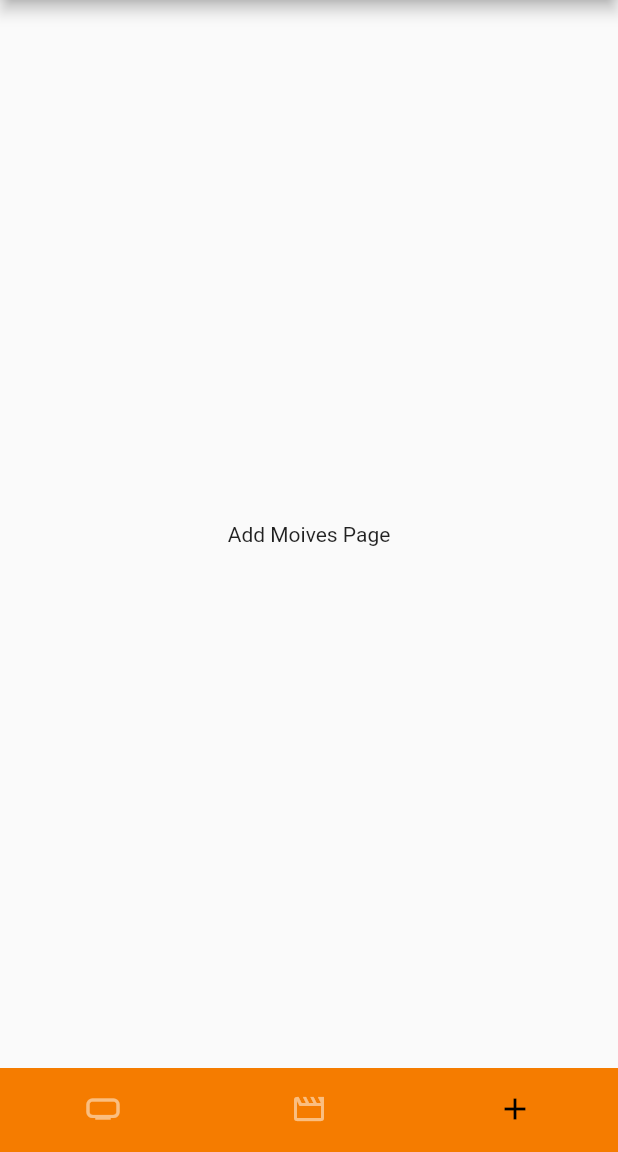
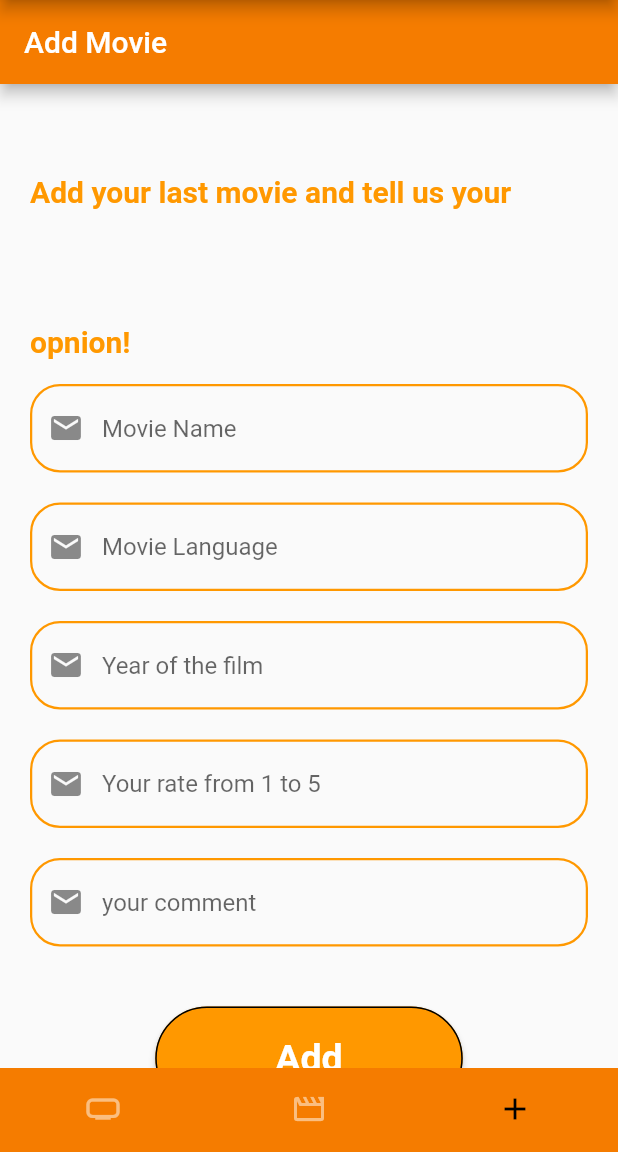
Before and after one commit to malekfouda2/Movie-Social-Suggestion-Flutter, a Flutter app: the screen it shows after launch, item 3 of the bottom bar chosen, on a phone screen of 412 x 824 dp, the part 84-1236 px from its top. Run offline on Flutter 3.47's test engine with Material 2 defaults, Android fonts, the phone set to English and light mode, and no system bars.

Commit message:
add movie update

```diff
--- a/lib/main.dart
+++ b/lib/main.dart
@@ -3,7 +3,7 @@ import 'package:index/src/LoginSceen.dart';
 import 'package:index/account.dart';
 import 'package:index/contactus.dart';
 import 'package:index/navpages/main_page.dart';
-import 'LoginSceen.dart';
+//import 'LoginSceen.dart';
 import 'my_drawer_header.dart';
 //import 'package:go_router/go_router.dart';
 
--- a/lib/navpages/add_movies.dart
+++ b/lib/navpages/add_movies.dart
@@ -1,12 +1,199 @@
-import 'package:flutter/cupertino.dart';
+import 'package:flutter/material.dart';
+class add_movies extends StatefulWidget {
+  const add_movies({super.key});
 
-class addMoviesPage extends StatelessWidget {
-  const addMoviesPage({Key? key}) : super(key: key);
+  @override
+  State <add_movies> createState() =>  add_moviesState();
+}
+
+class  add_moviesState extends State<add_movies> {
   @override
   Widget build(BuildContext context) {
-    return Container(
-        child: Center(
-      child: Text("Add Moives Page"),
-    ));
+    return Scaffold(
+
+      appBar: AppBar(
+        title: const Text('Add Movie'),
+        backgroundColor: Colors.orange[700],
+      ),
+ body: Container(
+       padding: const EdgeInsets.symmetric(horizontal: 20,),
+        width: MediaQuery.of(context).size.width,    // ba3ml el width bta3 el screen bt3ty
+        child: SingleChildScrollView(       //aham haga msh btbyn elbox elasfr f eswd ely taht
+ scrollDirection: Axis.vertical, //bt5alyk t3rf t scroll down fel page bt3tak
+child: Column(
+  children:  <Widget> [
+   //const SizedBox(height: 1), //3shan tdy space abyd fo2
+   Text('Add your last movie and tell us your opnion!',
+ style: TextStyle(fontWeight: FontWeight.bold ,height: 5, fontSize: 20, color: Colors.orange ),
+
+   ),
+    TextFormField(
+      decoration: InputDecoration(
+        hintText: 'Movie Name' ,
+        prefixIcon: Icon(Icons.email),
+        enabledBorder: OutlineInputBorder(
+          borderRadius: BorderRadius.circular(20), //borders for the email text
+        borderSide: const BorderSide(
+          color: Colors.orange ,
+        width: 1.5 ,
+        ),
+        ),
+        disabledBorder: OutlineInputBorder(
+          borderRadius: BorderRadius.circular(20), //borders for the email text
+        borderSide: const BorderSide(
+          color: Colors.orange ,
+        width: 1.5 ,
+        ),
+        ),
+        focusedBorder: OutlineInputBorder(
+          borderRadius: BorderRadius.circular(20), //borders for the email text
+        borderSide: const BorderSide(
+          color: Colors.orange ,
+        width: 1.5 ,
+        ),
+        ),
+      ),
+    ),
+      SizedBox(height: 20),
+       TextField(
+      decoration: InputDecoration(
+        hintText: 'Movie Language' ,
+        prefixIcon: Icon(Icons.email),
+        enabledBorder: OutlineInputBorder(
+          borderRadius: BorderRadius.circular(20), //borders for the email text
+        borderSide: const BorderSide(
+          color: Colors.orange ,
+        width: 1.5 ,
+        ),
+        ),
+        disabledBorder: OutlineInputBorder(
+          borderRadius: BorderRadius.circular(20), //borders for the email text
+        borderSide: const BorderSide(
+          color: Colors.orange ,
+        width: 1.5 ,
+        ),
+        ),
+        focusedBorder: OutlineInputBorder(
+          borderRadius: BorderRadius.circular(20), //borders for the email text
+        borderSide: const BorderSide(
+          color: Colors.orange ,
+        width: 1.5 ,
+        ),
+        ),
+      ),
+    ),
+    SizedBox(height: 20),
+
+
+    TextField(
+      decoration: InputDecoration(
+        hintText: 'Year of the film' ,
+        prefixIcon: Icon(Icons.email),
+        enabledBorder: OutlineInputBorder(
+          borderRadius: BorderRadius.circular(20), //borders for the email text
+        borderSide: const BorderSide(
+          color: Colors.orange ,
+        width: 1.5 ,
+        ),
+        ),
+        disabledBorder: OutlineInputBorder(
+          borderRadius: BorderRadius.circular(20), //borders for the email text
+        borderSide: const BorderSide(
+          color: Colors.orange ,
+        width: 1.5 ,
+        ),
+        ),
+        focusedBorder: OutlineInputBorder(
+          borderRadius: BorderRadius.circular(20), //borders for the email text
+        borderSide: const BorderSide(
+          color: Colors.orange ,
+        width: 1.5 ,
+        ),
+        ),
+      ),
+    ),
+
+SizedBox(height: 20),
+    TextField(
+      decoration: InputDecoration(
+        hintText: 'Your rate from 1 to 5' ,
+        prefixIcon: Icon(Icons.email),
+        enabledBorder: OutlineInputBorder(
+          borderRadius: BorderRadius.circular(20), //borders for the email text
+        borderSide: const BorderSide(
+          color: Colors.orange ,
+        width: 1.5 ,
+        ),
+        ),
+        disabledBorder: OutlineInputBorder(
+          borderRadius: BorderRadius.circular(20), //borders for the email text
+        borderSide: const BorderSide(
+          color: Colors.orange ,
+        width: 1.5 ,
+        ),
+        ),
+        focusedBorder: OutlineInputBorder(
+          borderRadius: BorderRadius.circular(20), //borders for the email text
+        borderSide: const BorderSide(
+          color: Colors.orange ,
+        width: 1.5 ,
+        ),
+        ),
+      ),
+    ),
+
+SizedBox(height: 20),
+    TextField(
+      decoration: InputDecoration(
+        hintText: 'your comment' ,
+        prefixIcon: Icon(Icons.email),
+        enabledBorder: OutlineInputBorder(
+          borderRadius: BorderRadius.circular(20), //borders for the email text
+        borderSide: const BorderSide(
+          color: Colors.orange ,
+        width: 1.5 ,
+        ),
+        ),
+        disabledBorder: OutlineInputBorder(
+          borderRadius: BorderRadius.circular(20), //borders for the email text
+        borderSide: const BorderSide(
+          color: Colors.orange ,
+        width: 1.5 ,
+        ),
+        ),
+        focusedBorder: OutlineInputBorder(
+          borderRadius: BorderRadius.circular(20), //borders for the email text
+        borderSide: const BorderSide(
+          color: Colors.orange ,
+        width: 1.5 ,
+        ),
+        ),
+      ),
+    ),
+
+SizedBox(height: 20),
+
+SizedBox(height: 20),
+
+    MaterialButton(
+      color: Colors.orange,
+      padding: EdgeInsets.symmetric(vertical: 20, horizontal: 80),
+      child: const Text('Add',
+      style: TextStyle(
+        color: Colors.white,
+        fontSize: 25 ,
+        fontWeight: FontWeight.bold,
+      ),
+      ),
+       shape: OutlineInputBorder(borderRadius: BorderRadius.circular(50)),  //el button elborder mdawar
+    onPressed: (){}
+    ),
+    const SizedBox(height: 20,),
+   ],
+),
+        ) ,
+      ),
+
+    );
   }
 }
--- a/lib/navpages/main_page.dart
+++ b/lib/navpages/main_page.dart
@@ -18,7 +18,7 @@ class MainPage extends StatefulWidget {
 
 class _MainPageState extends State<MainPage> {
   var currentPage = DrawerSections.HomePage;
-  List pages = [HomePage(), moviesPage(), addMoviesPage()];
+  List pages = [HomePage(), moviesPage() , add_movies(),];
 
   int currentIndex = 0;
 
--- a/lib/src/home.dart
+++ b/lib/src/home.dart
@@ -69,8 +69,10 @@ class _MyStatefulWidgetState extends State<MyStatefulWidget> {
             label: 'Business',
           ),
           BottomNavigationBarItem(
+
             icon: Icon(Icons.school),
             label: 'School',
+
           ),
         ],
         currentIndex: _selectedIndex,
```
